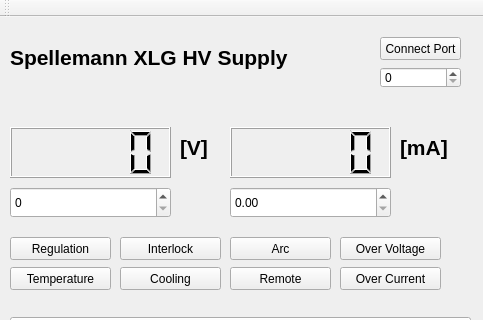
Before: the Qt Designer form SpellmannTool/Dev/qt/untitled/mainwindow.ui in sixtemesseven/Spellman_XLG60P400-X2364, drawn with Qt 5; both pictures show x 0 to 483 and y 0 to 320 of the 483 by 470 pixel window.
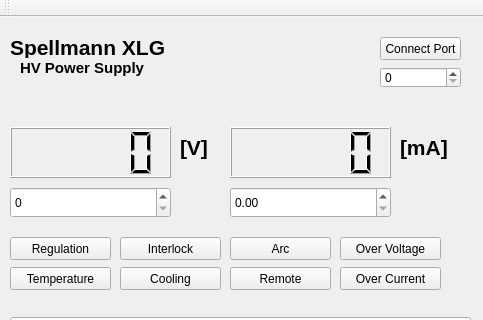
After: the same form once the commit is applied.

Commit message: Status buttons should work now

What changed in the file:
```diff
--- a/SpellmannTool/Dev/qt/untitled/mainwindow.ui
+++ b/SpellmannTool/Dev/qt/untitled/mainwindow.ui
@@ -270,7 +270,7 @@
       <x>10</x>
       <y>20</y>
       <width>361</width>
-      <height>41</height>
+      <height>21</height>
      </rect>
     </property>
     <property name="font">
@@ -281,7 +281,7 @@
      </font>
     </property>
     <property name="text">
-     <string>Spellemann XLG HV Supply</string>
+     <string>Spellmann XLG</string>
     </property>
    </widget>
    <widget class="QPushButton" name="regulationError">
@@ -300,6 +300,26 @@
      <string>Regulation</string>
     </property>
    </widget>
+   <widget class="QLabel" name="label_4">
+    <property name="geometry">
+     <rect>
+      <x>20</x>
+      <y>40</y>
+      <width>361</width>
+      <height>21</height>
+     </rect>
+    </property>
+    <property name="font">
+     <font>
+      <pointsize>11</pointsize>
+      <weight>75</weight>
+      <bold>true</bold>
+     </font>
+    </property>
+    <property name="text">
+     <string>HV Power Supply</string>
+    </property>
+   </widget>
   </widget>
   <widget class="QMenuBar" name="menuBar">
    <property name="geometry">
```
The commit also changes 1 other file.
